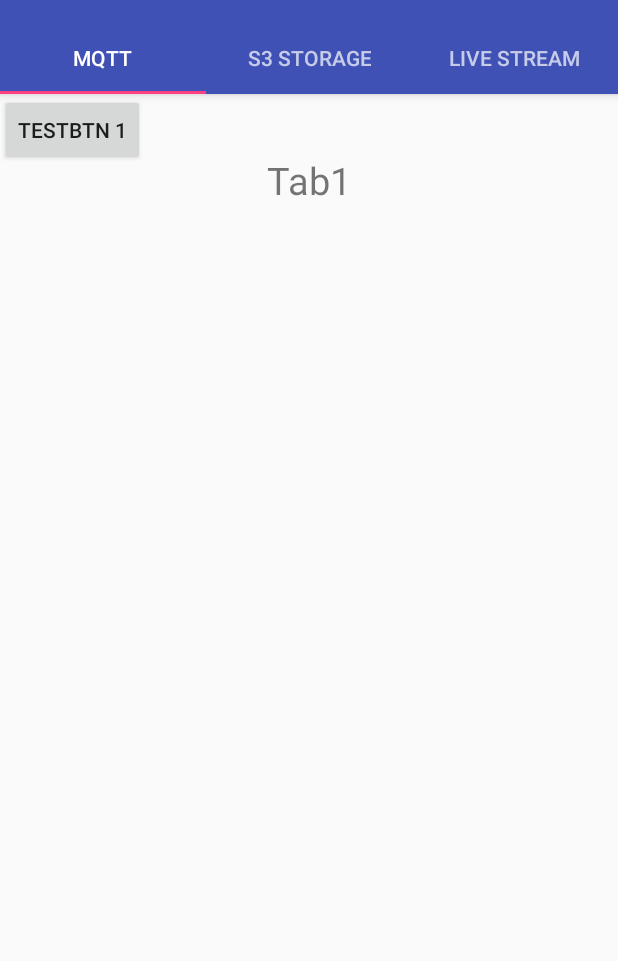
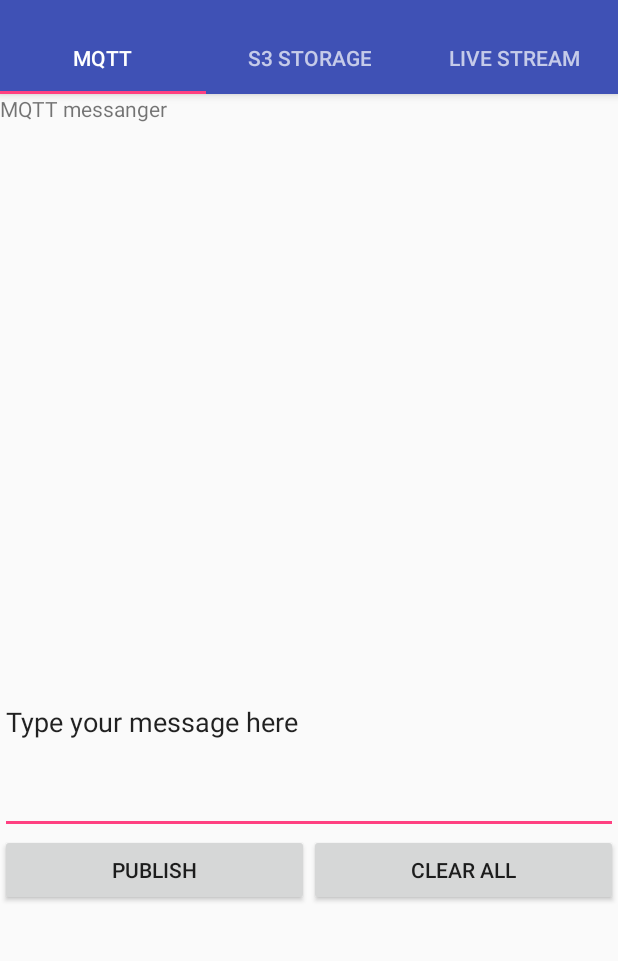
Before and after one commit to matszal/Android_App_4_FYP, an Android app: the Tab1Fragment screen opened directly, with no data from a screen before it, on a phone screen of 412 x 824 dp, the part 74-1035 px from its top. Run offline under Robolectric (Android 15) with nearby library versions, the phone set to English and light mode, and no system bars; libraries missing offline, so code that uses them is left out: com.amazonaws.mobileconnectors; 1 statement that could not run was skipped.

Commit message:
Added connectivity with mqtt

```diff
--- a/HomeSecurity/app/src/main/java/com/example/mateusz/homesecurity/MainActivity.java
+++ b/HomeSecurity/app/src/main/java/com/example/mateusz/homesecurity/MainActivity.java
@@ -13,12 +13,9 @@ import android.view.View;
 import android.widget.Button;
 import android.widget.TextView;
 import android.widget.Toast;
-
 import android.content.Context;
 import android.net.ConnectivityManager;
 import android.net.NetworkInfo;
-
-
 import com.amazonaws.auth.CognitoCachingCredentialsProvider;
 import com.amazonaws.mobileconnectors.iot.AWSIotKeystoreHelper;
 import com.amazonaws.mobileconnectors.iot.AWSIotMqttClientStatusCallback;
@@ -31,13 +28,14 @@ import com.amazonaws.services.iot.AWSIotClient;
 import com.amazonaws.services.iot.model.AttachPrincipalPolicyRequest;
 import com.amazonaws.services.iot.model.CreateKeysAndCertificateRequest;
 import com.amazonaws.services.iot.model.CreateKeysAndCertificateResult;
+import com.google.gson.Gson;
 
 import org.json.JSONException;
 import org.json.JSONObject;
-
 import java.io.File;
 import java.io.FileInputStream;
 import java.io.IOException;
+import java.io.Serializable;
 import java.nio.MappedByteBuffer;
 import java.nio.channels.FileChannel;
 import java.nio.charset.Charset;
@@ -51,7 +49,7 @@ import permissions.dispatcher.PermissionRequest;
 import permissions.dispatcher.RuntimePermissions;
 
 @RuntimePermissions
-public class MainActivity extends AppCompatActivity {
+public class MainActivity extends AppCompatActivity{
     static final String LOG_TAG = MainActivity.class.getCanonicalName();
 
     //Toast.makeText(this, String.valueOf(sdcard), Toast.LENGTH_SHORT).show();
@@ -82,8 +80,8 @@ public class MainActivity extends AppCompatActivity {
 
     File sdcard = new File(Environment.getExternalStorageDirectory() + fileName);
 
-    AWSIotClient mIotAndroidClient;
-    AWSIotMqttManager mqttManager;
+    static AWSIotClient mIotAndroidClient;
+    static AWSIotMqttManager mqttManager;
 
     CognitoCachingCredentialsProvider credentialsProvider;
 
@@ -373,7 +371,13 @@ public class MainActivity extends AppCompatActivity {
                             } else if (status == AWSIotMqttClientStatus.Connected) {
                                 tvStatus.setText("Connected");
                                 btnConnect.setEnabled(false);
+
+
+                                //Gson gson = new Gson();
+                                //String mqttAsString = gson.toJson(mqttManager);
+
                                 Intent intent = new Intent(v.getContext(), TabbedActivity.class);
+                                //intent.putExtra("object", mqttAsString);
                                 v.getContext().startActivity(intent);
 
                             } else if (status == AWSIotMqttClientStatus.Reconnecting) {
--- a/HomeSecurity/app/src/main/java/com/example/mateusz/homesecurity/Tab1Fragment.java
+++ b/HomeSecurity/app/src/main/java/com/example/mateusz/homesecurity/Tab1Fragment.java
@@ -1,15 +1,31 @@
 package com.example.mateusz.homesecurity;
 
+import android.content.Intent;
 import android.os.Bundle;
 import android.support.annotation.Nullable;
 import android.support.v4.app.Fragment;
+import android.util.Log;
 import android.view.LayoutInflater;
 import android.view.View;
 import android.view.ViewGroup;
 import android.widget.Button;
+
+import com.amazonaws.mobileconnectors.iot.AWSIotMqttLastWillAndTestament;
+import com.amazonaws.mobileconnectors.iot.AWSIotMqttManager;
+import com.amazonaws.mobileconnectors.iot.AWSIotMqttNewMessageCallback;
+import com.amazonaws.mobileconnectors.iot.AWSIotMqttQos;
+import com.google.gson.Gson;
+
+
+import android.widget.EditText;
+import android.widget.TextView;
 import android.widget.Toast;
 
+import java.io.UnsupportedEncodingException;
 import java.util.zip.Inflater;
+
+import static com.example.mateusz.homesecurity.MainActivity.LOG_TAG;
+import static com.example.mateusz.homesecurity.MainActivity.mqttManager;
 
 /**
  * Created by Mateusz on 25/03/2018.
@@ -18,7 +34,19 @@ import java.util.zip.Inflater;
 public class Tab1Fragment extends Fragment {
     private static final String TAG = "Tab1Fragment";
 
-    private Button btnTest1;
+    //AWSIotMqttManager mqttManager;
+
+
+
+    //private Button btnTest1;
+    private Button btnPublish;
+    private Button btnClearAll;
+    private TextView incomingText;
+    private EditText outgoingtext;
+
+    private String id;
+    private String endPoint;
+
 
     @Nullable
     @Override
@@ -26,17 +54,69 @@ public class Tab1Fragment extends Fragment {
 
         View view = inflater.inflate(R.layout.tab1_fragment, container, false);
 
-        btnTest1 = (Button)view.findViewById(R.id.btnTEST1);
 
+        subscribe();
+        btnPublish = (Button)view.findViewById(R.id.btnPublish);
+        btnPublish.setOnClickListener(publishClick);
 
-        btnTest1.setOnClickListener(new View.OnClickListener() {
-            @Override
-            public void onClick(View view) {
-                Toast.makeText(getActivity(), "TEST 1", Toast.LENGTH_SHORT).show();
-            }
-        });
+        btnClearAll = (Button)view.findViewById(R.id.btnClear);
+
+        incomingText = (TextView)view.findViewById(R.id.incomingTxt);
+
+        outgoingtext = (EditText)view.findViewById(R.id.outgoingTxt);
+
 
         return view;
     }
 
+
+
+    public void subscribe() {
+
+        final String topic = "mytopic/iot";
+
+        Log.d(LOG_TAG, "topic = " + topic);
+
+        try {
+            mqttManager.subscribeToTopic(topic, AWSIotMqttQos.QOS0, new AWSIotMqttNewMessageCallback() {
+                    @Override
+                    public void onMessageArrived(final String topic, final byte[] data) {
+                        try {
+                            String message = new String(data, "UTF-8");
+                            Log.d(LOG_TAG, "Message arrived:");
+                            Log.d(LOG_TAG, "   Topic: " + topic);
+                            Log.d(LOG_TAG, " Message: " + message);
+
+                            incomingText.setText(message);
+
+                        } catch (UnsupportedEncodingException e) {
+                            Log.e(LOG_TAG, "Message encoding error.", e);
+                        }
+                    }
+                });
+
+
+
+            } catch (Exception e) {
+                Log.e(LOG_TAG, "Subscription error.", e);
+            }
+        }
+
+    View.OnClickListener publishClick = new View.OnClickListener() {
+        @Override
+        public void onClick(View v) {
+
+            final String topic = "mytopic/iot";
+            final String msg = outgoingtext.getText().toString();
+
+            try {
+                mqttManager.publishString(msg, topic, AWSIotMqttQos.QOS0);
+            } catch (Exception e) {
+                Log.e(LOG_TAG, "Publish error.", e);
+            }
+
+        }
+    };
+
+
 }
--- a/HomeSecurity/app/src/main/java/com/example/mateusz/homesecurity/TabbedActivity.java
+++ b/HomeSecurity/app/src/main/java/com/example/mateusz/homesecurity/TabbedActivity.java
@@ -19,6 +19,9 @@ import android.view.View;
 import android.view.ViewGroup;
 
 import android.widget.TextView;
+
+import com.amazonaws.mobileconnectors.iot.AWSIotMqttManager;
+import com.google.gson.Gson;
 
 public class TabbedActivity extends AppCompatActivity {
 
--- a/HomeSecurity/app/src/main/res/layout/tab1_fragment.xml
+++ b/HomeSecurity/app/src/main/res/layout/tab1_fragment.xml
@@ -1,22 +1,56 @@
 <?xml version="1.0" encoding="utf-8"?>
-<RelativeLayout xmlns:android="http://schemas.android.com/apk/res/android"
-    android:orientation="vertical"
+<LinearLayout xmlns:android="http://schemas.android.com/apk/res/android"
     android:layout_width="match_parent"
-    android:layout_height="match_parent">
+    android:layout_height="match_parent"
+    android:orientation="vertical">
 
-    <TextView
-        android:layout_width="wrap_content"
+    <LinearLayout
+        android:layout_width="match_parent"
+        android:layout_height="344dp"
+        android:orientation="horizontal">
+
+        <TextView
+            android:id="@+id/incomingTxt"
+            android:layout_width="wrap_content"
+            android:layout_height="525dp"
+            android:layout_weight="5"
+            android:text="MQTT messanger" />
+
+    </LinearLayout>
+
+    <LinearLayout
+        android:layout_width="match_parent"
+        android:layout_height="149dp"
+        android:orientation="horizontal">
+
+        <EditText
+            android:id="@+id/outgoingTxt"
+            android:layout_width="0dp"
+            android:layout_height="match_parent"
+            android:layout_weight="5"
+            android:ems="10"
+            android:inputType="textPersonName"
+            android:text="Type your message here" />
+    </LinearLayout>
+
+    <LinearLayout
+        android:layout_width="match_parent"
         android:layout_height="wrap_content"
-        android:layout_centerHorizontal="true"
-        android:textSize="25sp"
-        android:text="Tab1"
-        android:layout_marginTop="40dp"
-        android:id="@+id/textTab1"/>
+        android:layout_weight="1"
+        android:orientation="horizontal">
 
-    <Button
-        android:layout_width="wrap_content"
-        android:layout_height="wrap_content"
-        android:id="@+id/btnTEST1"
-        android:text="TESTBTN 1"/>
+        <Button
+            android:id="@+id/btnPublish"
+            android:layout_width="0dp"
+            android:layout_height="wrap_content"
+            android:layout_weight="1"
+            android:text="Publish" />
 
-</RelativeLayout>
+        <Button
+            android:id="@+id/btnClear"
+            android:layout_width="0dp"
+            android:layout_height="wrap_content"
+            android:layout_weight="1"
+            android:text="Clear All" />
+    </LinearLayout>
+</LinearLayout>
```
